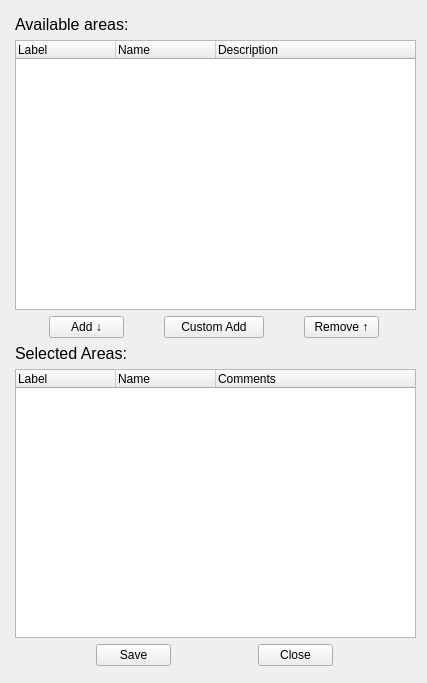
Old version of the form bin/lib/SelectionEdit.ui in the repository adamazoulay/ITkTrackingGUI.
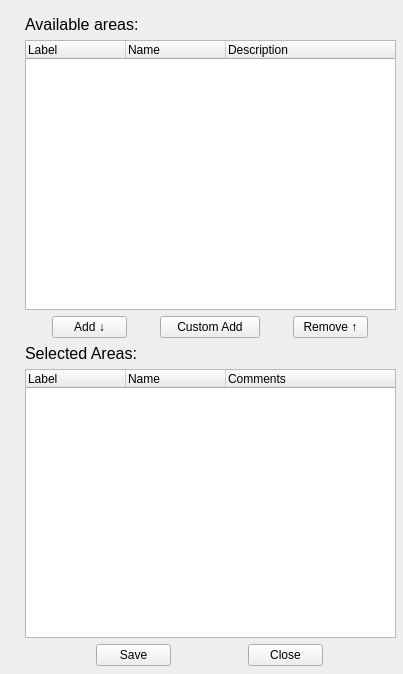
New version of the form. Icons and pictures are not drawn.

Commit message: Added edit widget to main window, adding splitters

Patch:
```diff
--- a/bin/lib/SelectionEdit.ui
+++ b/bin/lib/SelectionEdit.ui
@@ -6,8 +6,8 @@
    <rect>
     <x>0</x>
     <y>0</y>
-    <width>427</width>
-    <height>683</height>
+    <width>403</width>
+    <height>674</height>
    </rect>
   </property>
   <property name="windowTitle">
@@ -20,13 +20,16 @@
   <widget class="QWidget" name="verticalLayoutWidget">
    <property name="geometry">
     <rect>
-     <x>10</x>
+     <x>20</x>
      <y>10</y>
-     <width>411</width>
+     <width>381</width>
      <height>661</height>
     </rect>
    </property>
    <layout class="QGridLayout" name="gridLayout">
+    <property name="sizeConstraint">
+     <enum>QLayout::SetMinAndMaxSize</enum>
+    </property>
     <property name="leftMargin">
      <number>5</number>
     </property>
```
The commit also changes 3 other files.
